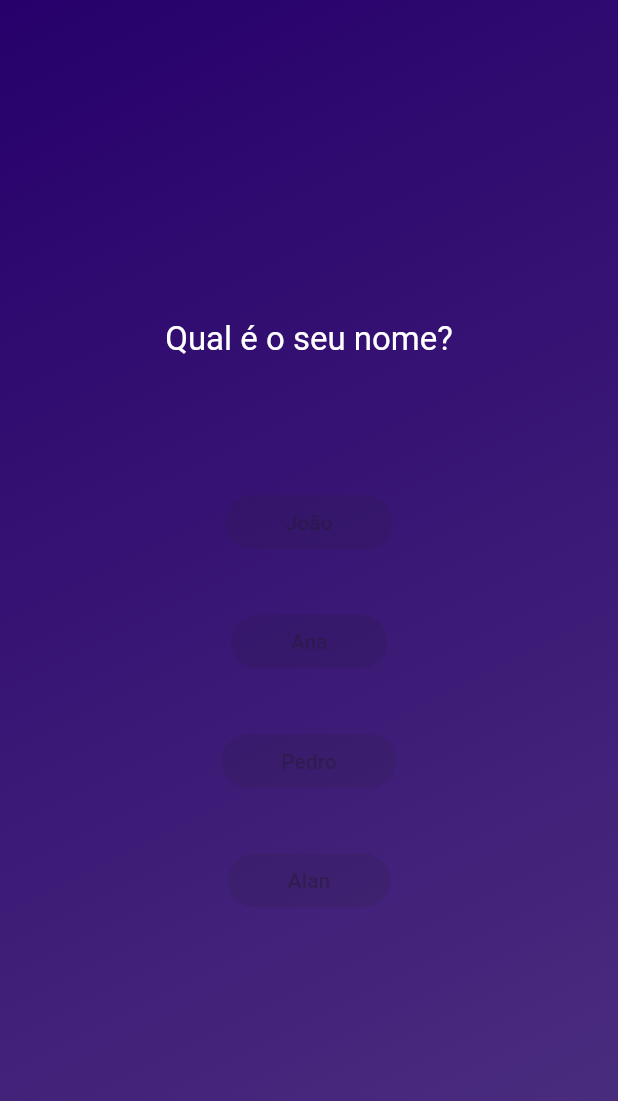
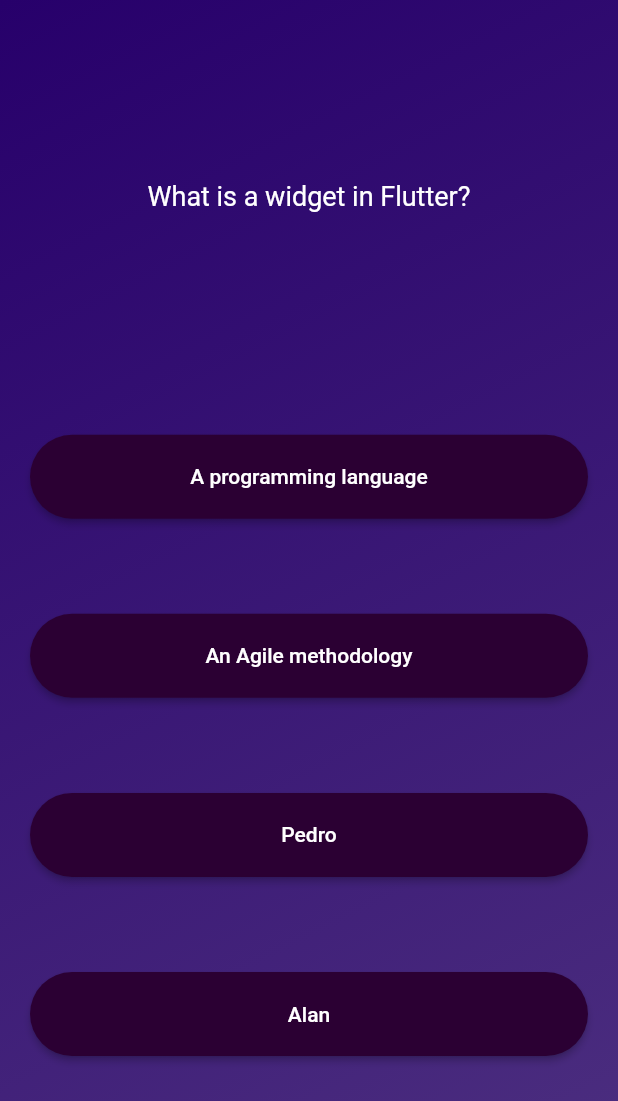
Before and after one commit to joaomacedocb/quiz_app, a Flutter app: the screen it shows after launch, after a tap on "Start quiz", on a phone screen of 412 x 824 dp. Shown: the top 1101 px of the screen. Run offline on Flutter 3.47's test engine with Material 2 defaults, Android fonts, the phone set to English and light mode, and no system bars.

Commit message:
Melhorado o layout da tela de perguntas e corrigido função em AnswerButton

```diff
--- a/lib/answer_button.dart
+++ b/lib/answer_button.dart
@@ -8,19 +8,19 @@ class AnswerButton extends StatelessWidget {
       });
 
   final String answerText;
-  final Function onTap;
+  final Function() onTap;
 
   @override
   Widget build(BuildContext context) {
     return ElevatedButton(
-      onPressed: onTap(),
+      onPressed: onTap,
       style: ElevatedButton.styleFrom(
         padding: const EdgeInsets.symmetric(
-          vertical: 10,
+          vertical: 20,
           horizontal: 40,
         ),
-        backgroundColor: const Color.fromARGB(255, 237, 137, 255),
-        foregroundColor: const Color.fromARGB(255, 28, 1, 59),
+        backgroundColor: const Color.fromARGB(255, 43, 0, 51),
+        foregroundColor: const Color.fromARGB(255, 255, 255, 255),
         shape: RoundedRectangleBorder(borderRadius: BorderRadius.circular(40))
       ),
       child: Text(answerText),
--- a/lib/data/dumb_questions.dart
+++ b/lib/data/dumb_questions.dart
@@ -2,8 +2,9 @@ import 'package:quiz_app/models/quiz_questions.dart';
 
 const questions = [
   QuizQuestions(
-    'Qual é o seu nome?',
-    ['João', 'Ana', 'Pedro', 'Alan'],
+    'What is a widget in Flutter?',
+    ['A programming language',
+    'An Agile methodology', 'Pedro', 'Alan'],
   ),
   QuizQuestions(
     'Em qual ano nós estamos?',
--- a/lib/screens/questions_screen.dart
+++ b/lib/screens/questions_screen.dart
@@ -17,31 +17,30 @@ class _QuestionScreenState extends State<QuestionScreen> {
     final currentQuestion = questions[0];
 
     return Center(
+      child: Container(
+        margin: const EdgeInsets.only(left: 20, right: 20, top: 120, bottom: 120,),
         child: Column(
-        mainAxisAlignment: MainAxisAlignment.spaceEvenly,
+          mainAxisAlignment: MainAxisAlignment.spaceBetween,
+          crossAxisAlignment: CrossAxisAlignment.stretch,
           children: [
-          const SizedBox(
-            height: 150,
-          ),
             Text(
               currentQuestion.text,
               style: const TextStyle(
                 color: Colors.white,
-              fontSize: 22,
+                fontSize: 18,
               ),
+              textAlign: TextAlign.center,
             ),
             const SizedBox(
               height: 22,
             ),
             ...currentQuestion.answers.map((answer) {
               return (AnswerButton(
-              answerText: answer, onTap: () {}));
+                answerText: answer, onTap: () {print('Hello!');}));
               }
             ),
-          const SizedBox(
-            height: 150,
+          ],
         ),
-        ],
       ),
     );
   }
```
Lines whose indentation alone changed are shown as unchanged.
